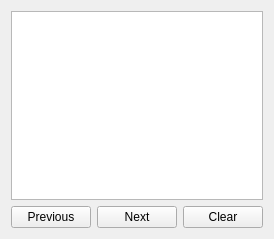
BlueberryDS/Simple-Life, file widget.ui: the form before one commit.
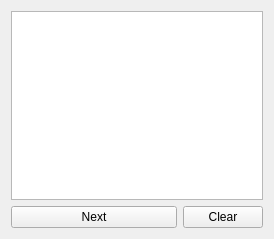
The form after the commit.

What changed in the file:
```diff
--- a/widget.ui
+++ b/widget.ui
@@ -14,20 +14,6 @@
    <string>Widget</string>
   </property>
   <layout class="QGridLayout" name="gridLayout">
-   <item row="4" column="0">
-    <widget class="QPushButton" name="previousButton">
-     <property name="text">
-      <string>Previous</string>
-     </property>
-    </widget>
-   </item>
-   <item row="4" column="1">
-    <widget class="QPushButton" name="nextButton">
-     <property name="text">
-      <string>Next</string>
-     </property>
-    </widget>
-   </item>
    <item row="4" column="2">
     <widget class="QPushButton" name="clearButton">
      <property name="text">
@@ -38,6 +24,13 @@
    <item row="3" column="0" colspan="3">
     <widget class="QGraphicsView" name="graphicsView"/>
    </item>
+   <item row="4" column="0" colspan="2">
+    <widget class="QPushButton" name="nextButton">
+     <property name="text">
+      <string>Next</string>
+     </property>
+    </widget>
+   </item>
   </layout>
  </widget>
  <layoutdefault spacing="6" margin="11"/>
```
